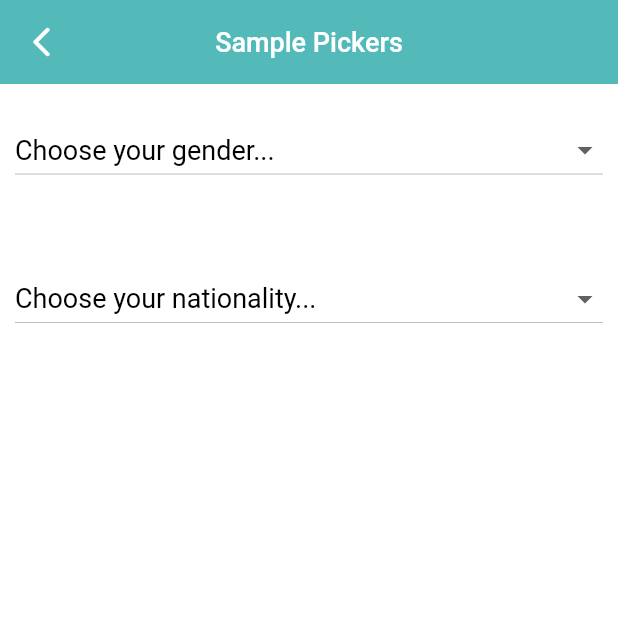
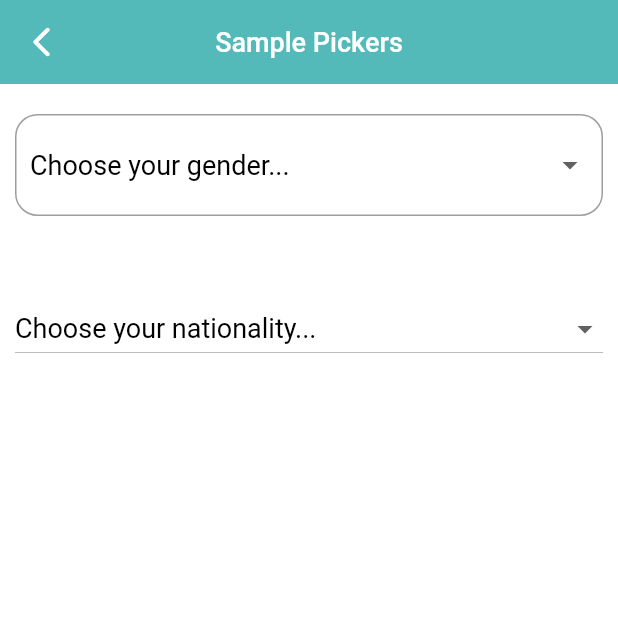
Before and after one commit to skyvaSolutions/skywa_framework_widgets, a Flutter app: the SampleDropdownScreen screen opened directly, on a phone screen of 412 x 824 dp, the top half of it. Run offline on Flutter 3.47's test engine with Material 2 defaults, Android fonts, the phone set to English and light mode, and no system bars; our stand-ins replace auto_size_text, cached_network_image, fluttertoast, image_cropper, image_picker, intl_phone_number_input and 1 more; project files that could hold a hidden picture were left out.

Commit message:
skywa dropdown showDecoration parameter added

```diff
--- a/example/lib/sample_dropdown_screen.dart
+++ b/example/lib/sample_dropdown_screen.dart
@@ -19,17 +19,23 @@ class _SampleDropdownScreenState extends State<SampleDropdownScreen> {
     return Scaffold(
       backgroundColor: Colors.white,
       appBar: PreferredSize(
-        preferredSize: Size.fromHeight(kToolbarHeight),
+        preferredSize: const Size.fromHeight(kToolbarHeight),
         child: SkywaAppBar(appbarText: 'Sample Pickers'),
       ),
       body: Container(
         height: MediaQuery.of(context).size.height,
         child: ListView(
-          padding: EdgeInsets.symmetric(horizontal: 10.0),
+          padding: const EdgeInsets.symmetric(horizontal: 10.0),
           children: [
-            SizedBox(height: 20.0),
+            const SizedBox(height: 20.0),
             SkywaDropdownButton(
-              items: ['Choose your gender...', 'Male', 'Female', 'Others'],
+              showDecoration: true,
+              items: const [
+                'Choose your gender...',
+                'Male',
+                'Female',
+                'Others',
+              ],
               onChanged: (value) {
                 setState(() {
                   selectedGender = value;
@@ -37,11 +43,11 @@ class _SampleDropdownScreenState extends State<SampleDropdownScreen> {
               },
               selectedValue: selectedGender,
             ),
-            SizedBox(height: 10.0),
+            const SizedBox(height: 10.0),
             SkywaText(selectedGender),
-            SizedBox(height: 20.0),
+            const SizedBox(height: 20.0),
             SkywaDropdownButton(
-              items: ['Choose your nationality...', 'Indian', 'American'],
+              items: const ['Choose your nationality...', 'Indian', 'American'],
               onChanged: (value) {
                 setState(() {
                   selectedNationality = value;
@@ -49,9 +55,9 @@ class _SampleDropdownScreenState extends State<SampleDropdownScreen> {
               },
               selectedValue: selectedNationality,
             ),
-            SizedBox(height: 10.0),
+            const SizedBox(height: 10.0),
             SkywaText(selectedNationality),
-            SizedBox(height: 20.0),
+            const SizedBox(height: 20.0),
           ],
         ),
       ),
--- a/lib/skywa_appbar.dart
+++ b/lib/skywa_appbar.dart
@@ -49,7 +49,7 @@ class SkywaAppBar extends StatelessWidget {
                   appbarText,
                   color: Colors.white,
                   fontWeight: FontWeight.w500,
-                )
+                ),
               ],
             )
           : SkywaText(
--- a/lib/skywa_dropdown_button.dart
+++ b/lib/skywa_dropdown_button.dart
@@ -14,6 +14,7 @@ class SkywaDropdownButton extends StatelessWidget {
   final double elevation;
   final bool showUnderLine;
   final Color textColor;
+  final bool showDecoration;
 
   const SkywaDropdownButton({
     Key? key,
@@ -27,16 +28,19 @@ class SkywaDropdownButton extends StatelessWidget {
     this.elevation = 0.0,
     this.showUnderLine = true,
     this.textColor = Colors.black,
+    this.showDecoration = false,
   }) : super(key: key);
 
   @override
   Widget build(BuildContext context) {
-    /*return Container(
+    return showDecoration
+        ? Container(
             child: FormField<String>(
               builder: (FormFieldState<String> state) {
                 return InputDecorator(
                   decoration: InputDecoration(
-              contentPadding: contentPadding ?? EdgeInsets.all(10.0),
+                    contentPadding:
+                        contentPadding ?? const EdgeInsets.all(10.0),
                     hintText: hintText,
                     border: OutlineInputBorder(
                       borderRadius: BorderRadius.circular(15.0),
@@ -77,8 +81,8 @@ class SkywaDropdownButton extends StatelessWidget {
                 );
               },
             ),
-    );*/
-    return Material(
+          )
+        : Material(
             elevation: elevation,
             child: Container(
               decoration: const BoxDecoration(color: Colors.white),
```
Lines whose indentation alone changed are shown as unchanged.
